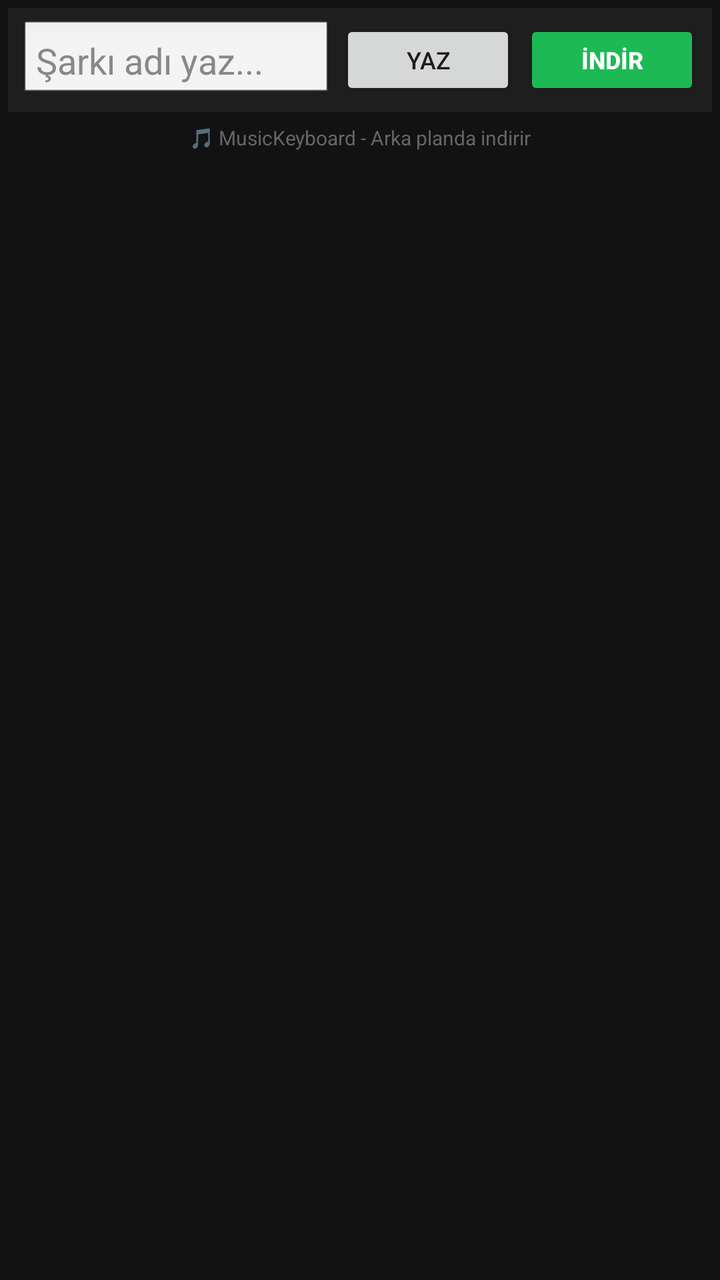
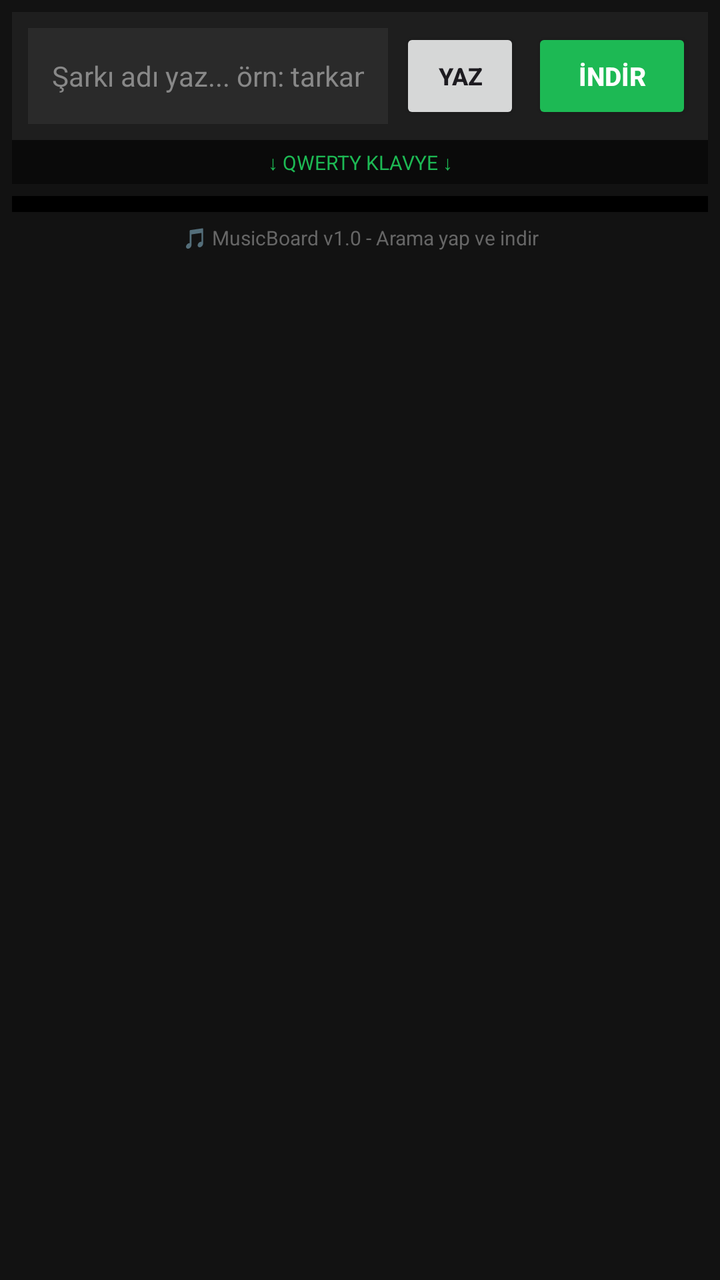

Before-and-after screenshots of an Android layout around one commit, followed by the original layout XML and the change that was made.
<!-- AndroidManifest.xml: application theme Theme.MusicKeyboard -->
<!-- res/layout/keyboard_view.xml -->
<?xml version="1.0" encoding="utf-8"?>
<LinearLayout xmlns:android="http://schemas.android.com/apk/res/android"
    android:layout_width="match_parent"
    android:layout_height="wrap_content"
    android:orientation="vertical"
    android:background="#121212"
    android:padding="4dp">

    
    <LinearLayout
        android:layout_width="match_parent"
        android:layout_height="wrap_content"
        android:orientation="horizontal"
        android:gravity="center_vertical"
        android:background="#1E1E1E"
        android:padding="6dp">

        <EditText
            android:id="@+id/etSearch"
            android:layout_width="0dp"
            android:layout_height="40dp"
            android:layout_weight="1"
            android:background="@android:drawable/edit_text"
            android:hint="Şarkı adı yaz..."
            android:textColor="#FFFFFF"
            android:textColorHint="#888888"
            android:padding="8dp"
            android:singleLine="true"
            android:imeOptions="actionSearch" />

        <Button
            android:id="@+id/btnSearchAndType"
            android:layout_width="wrap_content"
            android:layout_height="40dp"
            android:layout_marginStart="4dp"
            android:text="Yaz"
            android:textSize="12sp" />

        <Button
            android:id="@+id/btnDownload"
            android:layout_width="wrap_content"
            android:layout_height="40dp"
            android:layout_marginStart="4dp"
            android:text="İNDİR"
            android:textColor="#FFFFFF"
            android:backgroundTint="#1DB954"
            android:textStyle="bold"
            android:textSize="12sp" />

    </LinearLayout>

    
    <GridLayout
        android:id="@+id/keyGrid"
        android:layout_width="match_parent"
        android:layout_height="wrap_content"
        android:columnCount="12"
        android:alignmentMode="alignMargins"
        android:useDefaultMargins="false"
        android:layout_marginTop="4dp" />

    
    <TextView
        android:layout_width="match_parent"
        android:layout_height="wrap_content"
        android:text="🎵 MusicKeyboard - Arka planda indirir"
        android:textColor="#666666"
        android:textSize="10sp"
        android:gravity="center"
        android:paddingTop="2dp"/>

</LinearLayout>
<!-- resources referenced by this layout -->
<resources>
  <style name="Theme.MusicKeyboard" parent="Theme.Material3.DayNight">
      </style>
</resources>

<!-- the commit's change to res/layout/keyboard_view.xml (unified diff, before → after) -->
@@ -4,7 +4,7 @@
     android:layout_height="wrap_content"
     android:orientation="vertical"
     android:background="#121212"
-    android:padding="4dp">
+    android:padding="6dp">
 
     
     <LinearLayout
@@ -13,60 +13,73 @@
         android:orientation="horizontal"
         android:gravity="center_vertical"
         android:background="#1E1E1E"
-        android:padding="6dp">
+        android:padding="8dp">
 
         <EditText
             android:id="@+id/etSearch"
             android:layout_width="0dp"
-            android:layout_height="40dp"
+            android:layout_height="48dp"
             android:layout_weight="1"
-            android:background="@android:drawable/edit_text"
-            android:hint="Şarkı adı yaz..."
+            android:background="#2A2A2A"
+            android:hint="Şarkı adı yaz... örn: tarkan kuzu kuzu"
             android:textColor="#FFFFFF"
             android:textColorHint="#888888"
-            android:padding="8dp"
+            android:padding="12dp"
             android:singleLine="true"
+            android:textSize="14sp"
             android:imeOptions="actionSearch" />
 
         <Button
             android:id="@+id/btnSearchAndType"
-            android:layout_width="wrap_content"
-            android:layout_height="40dp"
-            android:layout_marginStart="4dp"
-            android:text="Yaz"
-            android:textSize="12sp" />
+            android:layout_width="60dp"
+            android:layout_height="48dp"
+            android:layout_marginStart="6dp"
+            android:text="YAZ"
+            android:textSize="12sp"
+            android:textStyle="bold"/>
 
         <Button
             android:id="@+id/btnDownload"
-            android:layout_width="wrap_content"
-            android:layout_height="40dp"
-            android:layout_marginStart="4dp"
+            android:layout_width="80dp"
+            android:layout_height="48dp"
+            android:layout_marginStart="6dp"
             android:text="İNDİR"
             android:textColor="#FFFFFF"
             android:backgroundTint="#1DB954"
             android:textStyle="bold"
-            android:textSize="12sp" />
+            android:textSize="13sp" />
 
     </LinearLayout>
+
+    <TextView
+        android:layout_width="match_parent"
+        android:layout_height="wrap_content"
+        android:text="↓ QWERTY KLAVYE ↓"
+        android:textColor="#1DB954"
+        android:textSize="10sp"
+        android:gravity="center"
+        android:padding="4dp"
+        android:background="#0A0A0A"/>
 
     
     <GridLayout
         android:id="@+id/keyGrid"
         android:layout_width="match_parent"
         android:layout_height="wrap_content"
-        android:columnCount="12"
+        android:columnCount="10"
         android:alignmentMode="alignMargins"
         android:useDefaultMargins="false"
-        android:layout_marginTop="4dp" />
+        android:layout_marginTop="6dp"
+        android:background="#000000"
+        android:padding="4dp"/>
 
-    
     <TextView
         android:layout_width="match_parent"
         android:layout_height="wrap_content"
-        android:text="🎵 MusicKeyboard - Arka planda indirir"
+        android:text="🎵 MusicBoard v1.0 - Arama yap ve indir"
         android:textColor="#666666"
         android:textSize="10sp"
         android:gravity="center"
-        android:paddingTop="2dp"/>
+        android:paddingTop="6dp"/>
 
 </LinearLayout>
